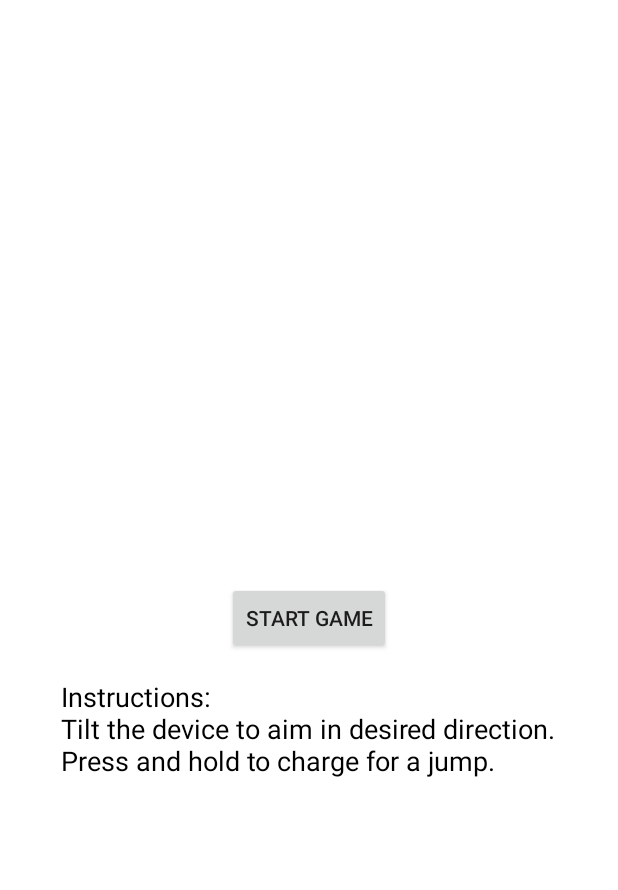
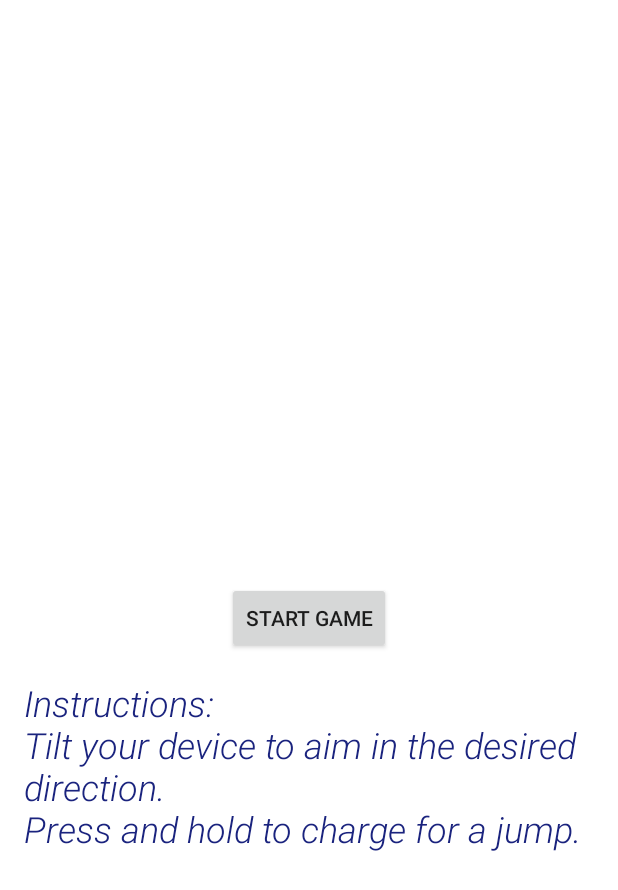
Before and after one commit to rps9/EC_327_Project, an Android app: the screen it shows after launch (StartScreen), on a phone screen of 412 x 824 dp. Shown: the top 890 px of the screen. Run offline under Robolectric (Android 15) with nearby library versions, the phone set to English and light mode, and no system bars.

Commit message:
startscreen

```diff
--- a/app/src/main/res/layout/startscreen.xml
+++ b/app/src/main/res/layout/startscreen.xml
@@ -22,9 +22,11 @@
         android:layout_height="wrap_content"
         android:layout_below="@id/startGameButton"
         android:layout_marginTop="16dp"
-        android:text="Instructions: \nTilt the device to aim in desired direction.\nPress and hold to charge for a jump."
-        android:textSize="18sp"
-        android:textColor="#000000"
-        android:layout_centerHorizontal="true" />
+        android:text="Instructions: \nTilt your device to aim in the desired direction.\nPress and hold to charge for a jump."
+        android:textSize="24sp"
+        android:textColor="#1A237E"
+        android:layout_centerHorizontal="true"
+        android:fontFamily="sans-serif-light"
+        android:textStyle="italic" />
 
 </RelativeLayout>
```
